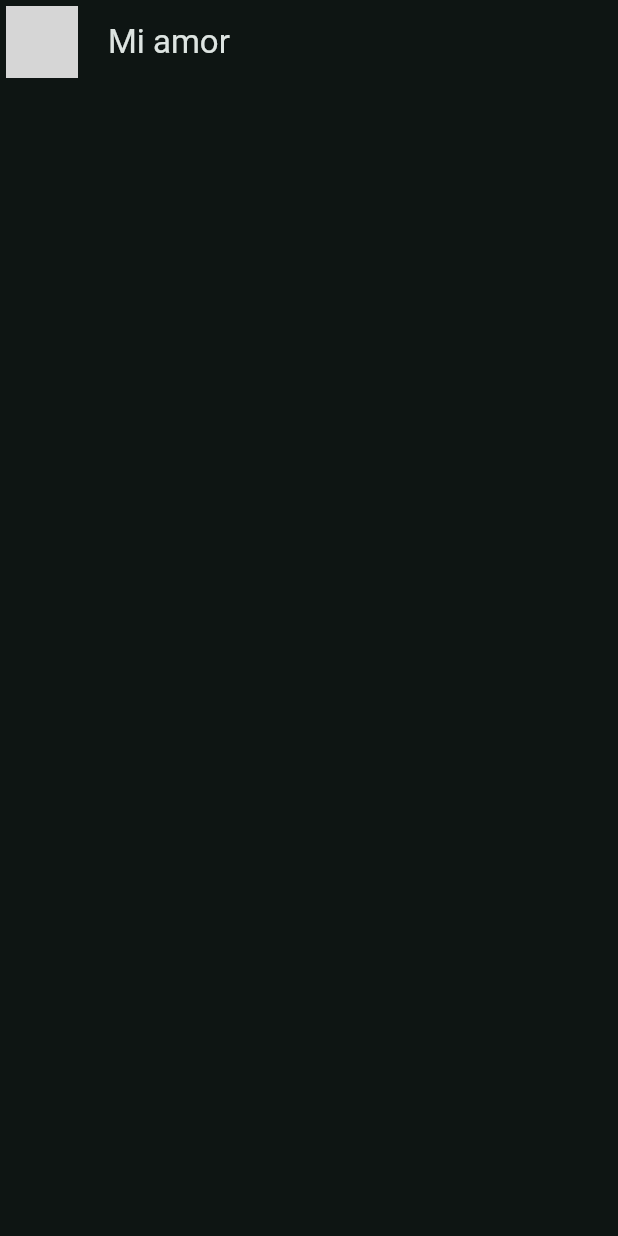
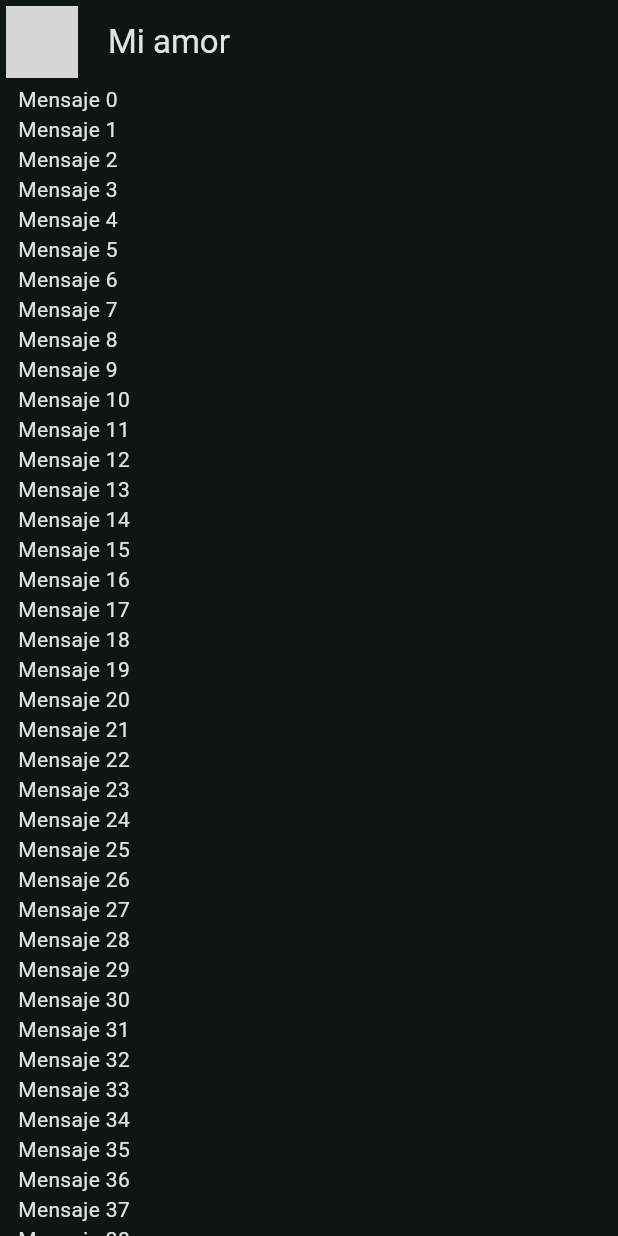
Before and after one commit to dabojimenez/curso_flutter, a Flutter app: the screen it shows after launch, on a phone screen of 412 x 824 dp. Run offline on Flutter 3.47's test engine with Material 3 defaults, Android fonts, the phone set to English and light mode, and no system bars; network calls fail; grey boxes are pictures that could not be loaded.

Commit message:
ListView - área de los mensajes

```diff
--- a/yes_no_app/lib/presentation/chat/chat_screen.dart
+++ b/yes_no_app/lib/presentation/chat/chat_screen.dart
@@ -11,13 +11,42 @@ class ChatScreen extends StatelessWidget {
           leading: const Padding(
             padding: EdgeInsets.all(4.0),
             child: CircleAvatar(
-              backgroundImage: NetworkImage('https://m.media-amazon.com/images/M/MV5BMzkyMTk2NzM2Ml5BMl5BanBnXkFtZTcwNDQ4MjYzMg@@._V1_FMjpg_UX1000_.jpg'),
+              backgroundImage: NetworkImage(
+                'https://m.media-amazon.com/images/M/MV5BMzkyMTk2NzM2Ml5BMl5BanBnXkFtZTcwNDQ4MjYzMg@@._V1_FMjpg_UX1000_.jpg',
+              ),
             ),
           ),
           title: Text('Mi amor'),
           centerTitle: false,
         ),
+        // Container: similar a un div, pero con más funcionalidades
+        body: _ChatView(),
       ),
     );
   }
 }
+
+class _ChatView extends StatelessWidget {
+  @override
+  Widget build(BuildContext context) {
+    return SafeArea(
+      child: Padding(
+        // symmetric: lo hace simetrico en los dos lados
+        padding: const EdgeInsets.symmetric(horizontal: 12),
+        child: Column(
+          children: [
+            // Expanded: permite expandir al widget hijo, que el padre le de
+            Expanded(
+              child: ListView.builder(
+                itemCount: 100,
+                itemBuilder: (context, index) {
+                  return Text('Mensaje $index');
+                },
+              ),
+            ),
+          ],
+        ),
+      ),
+    );
+  }
+}
```
